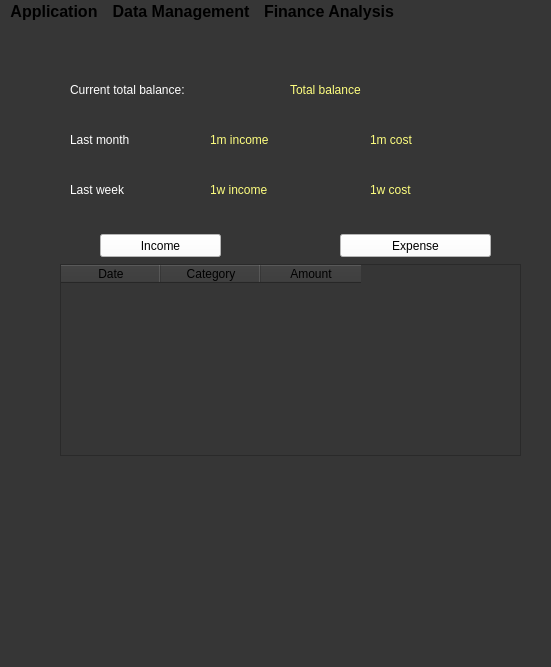
Above: ui/main.ui from AnVu-0312/unihack2022 before the change. Below: the same form after it.
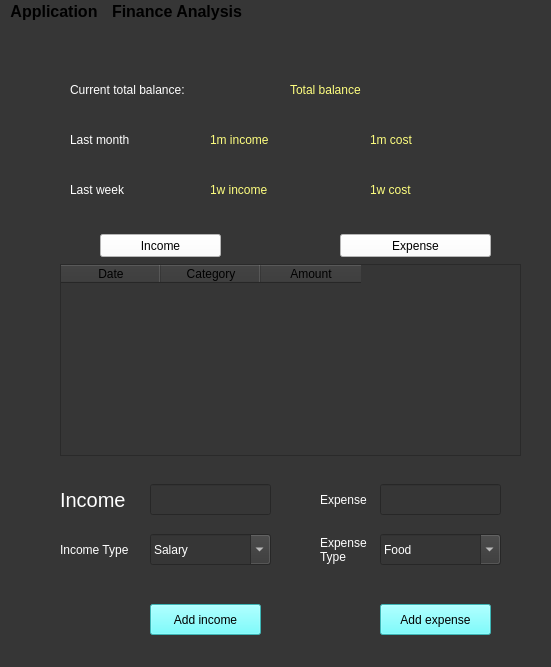
That is the form after the change.

```diff
--- a/ui/main.ui
+++ b/ui/main.ui
@@ -222,6 +222,262 @@
      <string>Expense</string>
     </property>
    </widget>
+   <widget class="QLabel" name="label_2">
+    <property name="geometry">
+     <rect>
+      <x>60</x>
+      <y>460</y>
+      <width>71</width>
+      <height>31</height>
+     </rect>
+    </property>
+    <property name="font">
+     <font>
+      <family>MS Shell Dlg 2</family>
+      <pointsize>15</pointsize>
+      <weight>50</weight>
+      <italic>false</italic>
+      <bold>false</bold>
+     </font>
+    </property>
+    <property name="styleSheet">
+     <string notr="true">font: 15pt &quot;MS Shell Dlg 2&quot;;
+color: rgb(255, 255, 255);</string>
+    </property>
+    <property name="text">
+     <string>Income</string>
+    </property>
+   </widget>
+   <widget class="QPushButton" name="addcostbutton">
+    <property name="geometry">
+     <rect>
+      <x>380</x>
+      <y>580</y>
+      <width>111</width>
+      <height>31</height>
+     </rect>
+    </property>
+    <property name="styleSheet">
+     <string notr="true">background-color: rgb(85, 255, 255);
+color: rgb(0, 0, 0);
+font: 14pt &quot;MS Shell Dlg 2&quot;;</string>
+    </property>
+    <property name="text">
+     <string>Add expense</string>
+    </property>
+   </widget>
+   <widget class="QLabel" name="label_5">
+    <property name="geometry">
+     <rect>
+      <x>320</x>
+      <y>460</y>
+      <width>71</width>
+      <height>31</height>
+     </rect>
+    </property>
+    <property name="styleSheet">
+     <string notr="true">font: 15pt &quot;MS Shell Dlg 2&quot;;
+color: rgb(255, 255, 255);</string>
+    </property>
+    <property name="text">
+     <string>Expense</string>
+    </property>
+   </widget>
+   <widget class="QLabel" name="label_6">
+    <property name="geometry">
+     <rect>
+      <x>320</x>
+      <y>500</y>
+      <width>51</width>
+      <height>51</height>
+     </rect>
+    </property>
+    <property name="styleSheet">
+     <string notr="true">font: 15pt &quot;MS Shell Dlg 2&quot;;
+color: rgb(255, 255, 255);</string>
+    </property>
+    <property name="text">
+     <string>Expense Type</string>
+    </property>
+    <property name="wordWrap">
+     <bool>true</bool>
+    </property>
+   </widget>
+   <widget class="QLabel" name="label_3">
+    <property name="geometry">
+     <rect>
+      <x>60</x>
+      <y>500</y>
+      <width>81</width>
+      <height>51</height>
+     </rect>
+    </property>
+    <property name="styleSheet">
+     <string notr="true">font: 15pt &quot;MS Shell Dlg 2&quot;;
+color: rgb(255, 255, 255);</string>
+    </property>
+    <property name="text">
+     <string>Income Type</string>
+    </property>
+    <property name="wordWrap">
+     <bool>true</bool>
+    </property>
+   </widget>
+   <widget class="QPushButton" name="addincomebutton">
+    <property name="geometry">
+     <rect>
+      <x>150</x>
+      <y>580</y>
+      <width>111</width>
+      <height>31</height>
+     </rect>
+    </property>
+    <property name="styleSheet">
+     <string notr="true">background-color: rgb(85, 255, 255);
+color: rgb(0, 0, 0);
+font: 14pt &quot;MS Shell Dlg 2&quot;;</string>
+    </property>
+    <property name="text">
+     <string>Add income</string>
+    </property>
+   </widget>
+   <widget class="QComboBox" name="costtype">
+    <property name="geometry">
+     <rect>
+      <x>380</x>
+      <y>510</y>
+      <width>121</width>
+      <height>31</height>
+     </rect>
+    </property>
+    <property name="whatsThis">
+     <string>&lt;html&gt;&lt;head/&gt;&lt;body&gt;&lt;p&gt;Salary&lt;/p&gt;&lt;/body&gt;&lt;/html&gt;</string>
+    </property>
+    <property name="styleSheet">
+     <string notr="true">color: rgb(255, 255, 255);
+font: 12pt &quot;MS Shell Dlg 2&quot;;</string>
+    </property>
+    <property name="editable">
+     <bool>true</bool>
+    </property>
+    <item>
+     <property name="text">
+      <string>Food</string>
+     </property>
+    </item>
+    <item>
+     <property name="text">
+      <string>Housing</string>
+     </property>
+    </item>
+    <item>
+     <property name="text">
+      <string>Medical</string>
+     </property>
+    </item>
+    <item>
+     <property name="text">
+      <string>Travel</string>
+     </property>
+    </item>
+    <item>
+     <property name="text">
+      <string>Entertainment</string>
+     </property>
+    </item>
+    <item>
+     <property name="text">
+      <string>Others</string>
+     </property>
+    </item>
+   </widget>
+   <widget class="QComboBox" name="incometype">
+    <property name="geometry">
+     <rect>
+      <x>150</x>
+      <y>510</y>
+      <width>121</width>
+      <height>31</height>
+     </rect>
+    </property>
+    <property name="whatsThis">
+     <string>&lt;html&gt;&lt;head/&gt;&lt;body&gt;&lt;p&gt;Salary&lt;/p&gt;&lt;/body&gt;&lt;/html&gt;</string>
+    </property>
+    <property name="styleSheet">
+     <string notr="true">color: rgb(255, 255, 255);
+font: 12pt &quot;MS Shell Dlg 2&quot;;</string>
+    </property>
+    <property name="editable">
+     <bool>true</bool>
+    </property>
+    <item>
+     <property name="text">
+      <string>Salary</string>
+     </property>
+    </item>
+    <item>
+     <property name="text">
+      <string>Business Profit</string>
+     </property>
+    </item>
+    <item>
+     <property name="text">
+      <string>Award</string>
+     </property>
+    </item>
+    <item>
+     <property name="text">
+      <string>Capital Gains</string>
+     </property>
+    </item>
+    <item>
+     <property name="text">
+      <string>House Leasing</string>
+     </property>
+    </item>
+    <item>
+     <property name="text">
+      <string>Others</string>
+     </property>
+    </item>
+   </widget>
+   <widget class="QLineEdit" name="cost">
+    <property name="geometry">
+     <rect>
+      <x>380</x>
+      <y>460</y>
+      <width>121</width>
+      <height>31</height>
+     </rect>
+    </property>
+    <property name="styleSheet">
+     <string notr="true">font: 15pt &quot;MS Shell Dlg 2&quot;;
+color: rgb(243, 243, 243);</string>
+    </property>
+   </widget>
+   <widget class="QLineEdit" name="income">
+    <property name="geometry">
+     <rect>
+      <x>150</x>
+      <y>460</y>
+      <width>121</width>
+      <height>31</height>
+     </rect>
+    </property>
+    <property name="font">
+     <font>
+      <family>MS Shell Dlg 2</family>
+      <pointsize>15</pointsize>
+      <weight>50</weight>
+      <italic>false</italic>
+      <bold>false</bold>
+     </font>
+    </property>
+    <property name="styleSheet">
+     <string notr="true">font: 15pt &quot;MS Shell Dlg 2&quot;;
+color: rgb(243, 243, 243);</string>
+    </property>
+   </widget>
   </widget>
   <widget class="QStatusBar" name="statusbar"/>
   <widget class="QMenuBar" name="menuBar">
@@ -249,17 +505,6 @@
     <property name="title">
      <string>Application</string>
     </property>
-    <addaction name="actionQuit"/>
-   </widget>
-   <widget class="QMenu" name="menuDataManagement">
-    <property name="font">
-     <font>
-      <pointsize>12</pointsize>
-     </font>
-    </property>
-    <property name="title">
-     <string>Data Management</string>
-    </property>
     <addaction name="actionImportExcelFile"/>
     <addaction name="separator"/>
     <addaction name="actionInputIncome_2"/>
@@ -278,7 +523,6 @@
     <addaction name="actionShowIncomeExpense"/>
    </widget>
    <addaction name="menuCheckIt"/>
-   <addaction name="menuDataManagement"/>
    <addaction name="menuFinance_Analysis"/>
   </widget>
   <action name="actionCategories">
```
Left out of the diff: 8 changed lines with no effect on the pictures.
